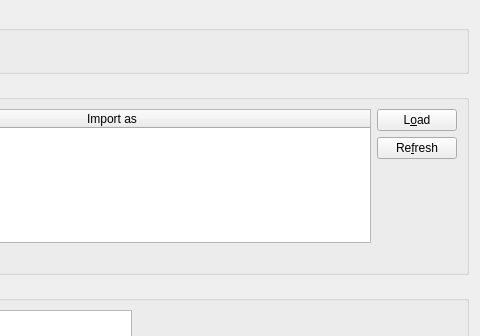
Old version of the form jal/ui/receipt_import_dlg.ui in the repository titov-vv/jal; both pictures show x 370 to 850 and y 0 to 336 of the 850 by 760 pixel window.
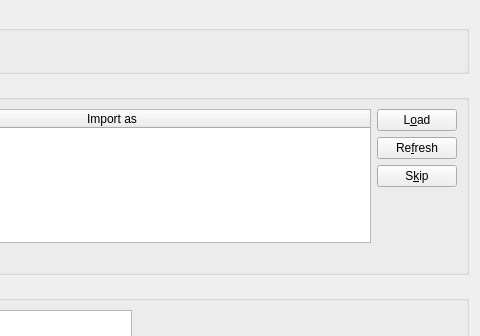
New version of the form. Custom widgets are drawn as their Qt base class.

Commit message: Items of a green phone scan are imported as receipt lines; Skip button moves an inbox file to done.

Diff of the .ui file:
```diff
--- a/jal/ui/receipt_import_dlg.ui
+++ b/jal/ui/receipt_import_dlg.ui
@@ -91,7 +91,7 @@
       <string>Get receipt from phone inbox</string>
      </property>
      <layout class="QGridLayout" name="gridLayout_3">
-      <item row="0" column="0" rowspan="3">
+      <item row="0" column="0" rowspan="4">
        <widget class="QTableWidget" name="InboxList">
         <property name="editTriggers">
          <set>QAbstractItemView::EditTrigger::NoEditTriggers</set>
@@ -146,6 +146,16 @@
        </widget>
       </item>
       <item row="2" column="1">
+       <widget class="QPushButton" name="InboxSkipBtn">
+        <property name="toolTip">
+         <string>Move the selected file into the 'done' folder without importing it</string>
+        </property>
+        <property name="text">
+         <string>S&amp;kip</string>
+        </property>
+       </widget>
+      </item>
+      <item row="3" column="1">
        <spacer name="inboxButtonsSpacer">
         <property name="orientation">
          <enum>Qt::Orientation::Vertical</enum>
@@ -158,7 +168,7 @@
         </property>
        </spacer>
       </item>
-      <item row="3" column="0" colspan="2">
+      <item row="4" column="0" colspan="2">
        <widget class="QLabel" name="InboxFolderLbl"/>
       </item>
      </layout>
```
Left out of the diff: 1 changed line with no effect on the pictures. The commit also changes 8 other files.
